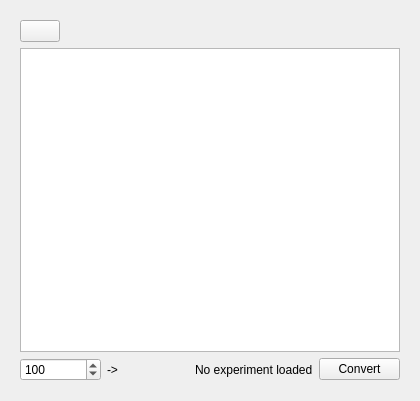
First picture: the form in src/genelab/core/ui/widgets/experiments/conversionctrl.ui, repository GeneCraft/GeneCraft-Project, before the edit.
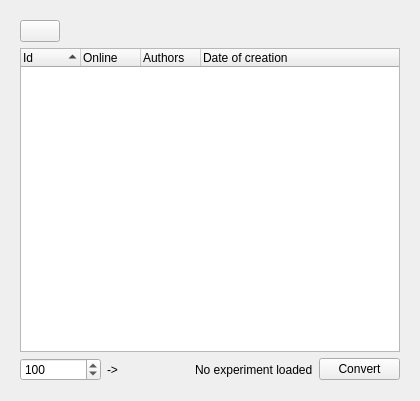
Second picture: the form after the edit. Icons and pictures are not drawn.

```diff
--- a/src/genelab/core/ui/widgets/experiments/conversionctrl.ui
+++ b/src/genelab/core/ui/widgets/experiments/conversionctrl.ui
@@ -126,7 +126,7 @@
               <bool>false</bool>
              </property>
              <attribute name="headerVisible">
-              <bool>false</bool>
+              <bool>true</bool>
              </attribute>
              <attribute name="headerDefaultSectionSize">
               <number>60</number>
```
